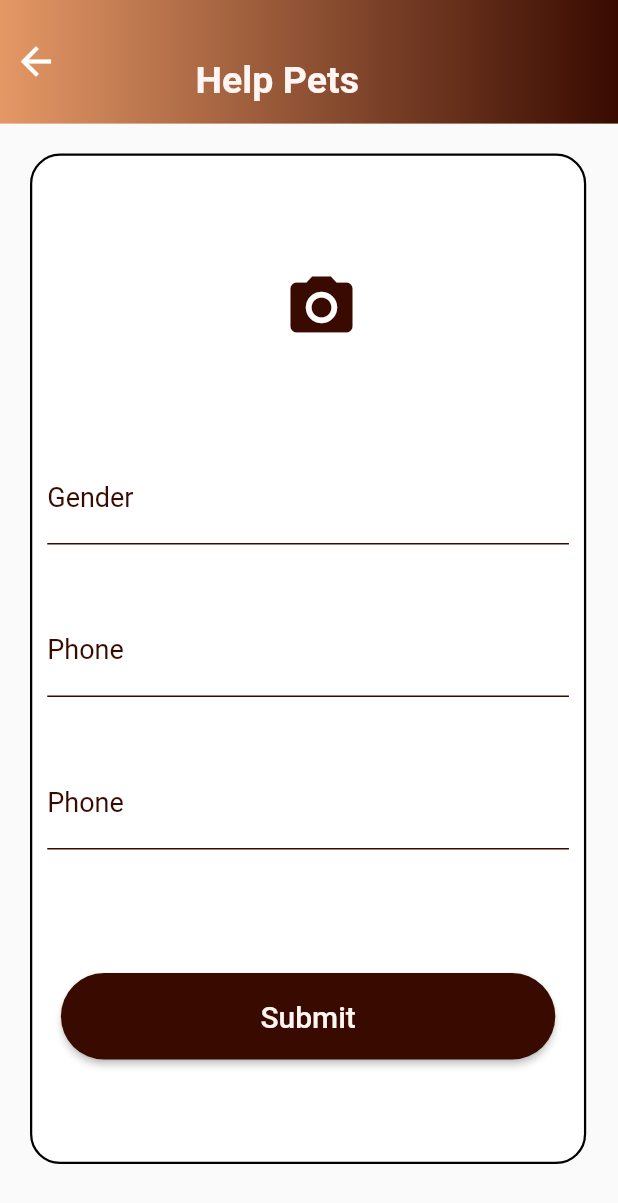
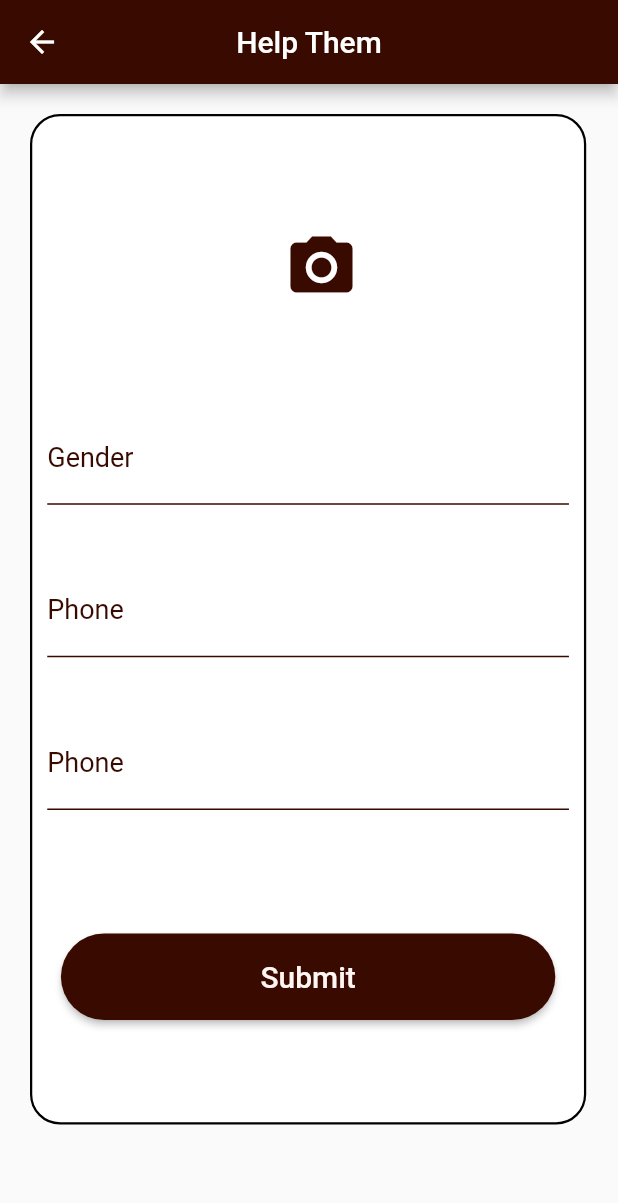
Before and after one commit to RunTimeTerror-0/save-pets, a Flutter app: the screen it shows after launch, after a tap on "Help Them", on a phone screen of 412 x 824 dp. Shown: the top 1203 px of the screen. Run offline on Flutter 3.47's test engine with Material 2 defaults, Android fonts, the phone set to English and light mode, and no system bars; our stand-ins replace firebase_core, firebase_storage, image_picker; accounts and stored records are empty.

```diff
--- a/lib/presentation/view/screens/help_theme_screen.dart
+++ b/lib/presentation/view/screens/help_theme_screen.dart
@@ -1,28 +1,51 @@
+import 'dart:io';
+
+import 'package:firebase_storage/firebase_storage.dart';
 import 'package:flutter/material.dart';
+import 'package:image_picker/image_picker.dart';
 import 'package:save/core/utils/app_colors.dart';
 import 'package:save/core/utils/media_query_values.dart';
-import 'package:save/presentation/view/widgets/custom_appbar.dart';
 import 'package:save/presentation/view/widgets/custom_button.dart';
 import 'package:save/presentation/view/widgets/text_form_field.dart';
 
-class HelpScreen extends StatelessWidget {
-  HelpScreen({super.key});
+class HelpScreen extends StatefulWidget {
+  const HelpScreen({super.key});
 
+  @override
+  State<HelpScreen> createState() => _HelpScreenState();
+}
+
+class _HelpScreenState extends State<HelpScreen> {
   final TextEditingController genderController = TextEditingController();
+  File? _image;
+  String? imageUrl;
+
+  final _picker = ImagePicker();
+  Future<void> _openImagePicker() async {
+    final XFile? pickedImage =
+        await _picker.pickImage(source: ImageSource.gallery);
+    if (pickedImage != null) {
+      setState(() {
+        _image = File(pickedImage.path);
+      });
+    }
+  }
+
+  uploadImage() async {
+    Reference reference = FirebaseStorage.instance.ref().child('pets_pic/');
+    UploadTask uploadTask = reference.putFile(_image!);
+    TaskSnapshot snapshot = await uploadTask;
+    imageUrl = await snapshot.ref.getDownloadURL();
+    debugPrint("#####$imageUrl");
+  }
 
   @override
   Widget build(BuildContext context) {
     return Scaffold(
-      appBar: PreferredSize(
-        preferredSize: Size(double.infinity, context.height * 0.1),
-        child: CustomAppBar(
-          isIcon: true,
-          title: "Help Pets",
-          onTap: () {
-            Navigator.pop(context);
-          },
-          iconColors: AppColors.white,
-        ),
+      appBar: AppBar(
+        centerTitle: true,
+        title: const Text("Help Them"),
+        backgroundColor: AppColors.darkBrown,
       ),
       body: SingleChildScrollView(
         child: Padding(
@@ -42,13 +65,25 @@ class HelpScreen extends StatelessWidget {
                 child: Column(
                   mainAxisAlignment: MainAxisAlignment.center,
                   children: [
-                    IconButton(
-                        onPressed: () {},
-                        icon: Icon(
-                          Icons.camera_alt,
-                          size: 50,
-                          color: AppColors.darkBrown,
-                        )),
+                    _image != null
+                        ? Container(
+                            clipBehavior: Clip.antiAlias,
+                            width: 200,
+                            height: 150,
+                            decoration: const BoxDecoration(
+                              shape: BoxShape.circle,
+                            ),
+                            child: Image.file(
+                              _image!,
+                              fit: BoxFit.cover,
+                            ))
+                        : IconButton(
+                            onPressed: _openImagePicker,
+                            icon: Icon(
+                              Icons.camera_alt,
+                              size: 50,
+                              color: AppColors.darkBrown,
+                            )),
                     SizedBox(
                       height: context.height * 0.1,
                     ),
@@ -80,7 +115,9 @@ class HelpScreen extends StatelessWidget {
                         lable: "Submit",
                         height: context.height * 0.07,
                         width: context.width * 0.8,
-                        onTap: () {},
+                        onTap: () {
+                          uploadImage();
+                        },
                         isOutlined: false,
                         backgroundColor: AppColors.darkBrown,
                         textColor: AppColors.offWhite)
--- a/lib/presentation/view/screens/home_screen.dart
+++ b/lib/presentation/view/screens/home_screen.dart
@@ -5,7 +5,6 @@ import 'package:save/core/utils/media_query_values.dart';
 import 'package:save/core/utils/style_manager.dart';
 import 'package:save/presentation/view/screens/help_theme_screen.dart';
 import 'package:save/presentation/view/screens/pets_screen.dart';
-import 'package:save/presentation/view/widgets/custom_appbar.dart';
 import 'package:save/presentation/view/widgets/custom_button.dart';
 import 'package:save/presentation/view/widgets/pets_card.dart';
 
@@ -15,14 +14,11 @@ class HomeScreen extends StatelessWidget {
   @override
   Widget build(BuildContext context) {
     return Scaffold(
-      appBar: PreferredSize(
-        preferredSize: Size(double.infinity, context.height * 0.1),
-        child: CustomAppBar(
-          isIcon: false,
-          title: "Paws",
-          onTap: () {},
-          iconColors: AppColors.lightBrown,
-        ),
+      appBar: AppBar(
+        centerTitle: true,
+        title: const Text("Paws"),
+        elevation: 0,
+        backgroundColor: AppColors.darkBrown,
       ),
       body: SingleChildScrollView(
         child: Column(children: [
@@ -63,6 +59,7 @@ class HomeScreen extends StatelessWidget {
                     "Kindness and compassion towards all living beings is a sign of a civilized society. Conversely, cruelty, whether directed against humans or animals, is not unique to a culture or society of people.",
                     style: getRegularStyle(
                         color: AppColors.offWhite, fontSize: 20),
+                    textAlign: TextAlign.center,
                   ),
                   SizedBox(
                     height: context.height * 0.05,
@@ -131,7 +128,7 @@ class HomeScreen extends StatelessWidget {
                     left: context.width * 0.2,
                     child: Image.asset(
                       "assets/leg/Iconmaterial-pets.png",
-                      color: Colors.grey[700],
+                      color: Colors.grey.withOpacity(0.5),
                       height: context.height * 0.4,
                     ),
                   ),
--- a/pubspec.yaml
+++ b/pubspec.yaml
@@ -15,6 +15,8 @@ dependencies:
 
   cupertino_icons: ^1.0.2
   firebase_core: ^2.22.0
+  image_picker: ^1.0.4
+  firebase_storage: ^11.5.1
 
 dev_dependencies:
   flutter_test:
```
Also changed, not shown: lib/firebase_options.dart, pubspec.lock, 6 other files.
